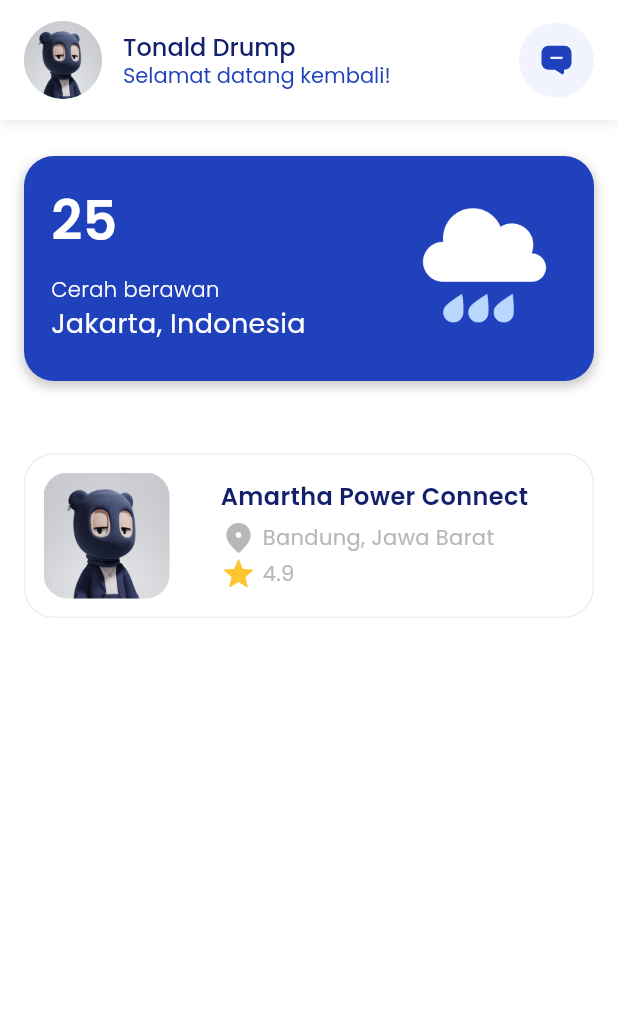
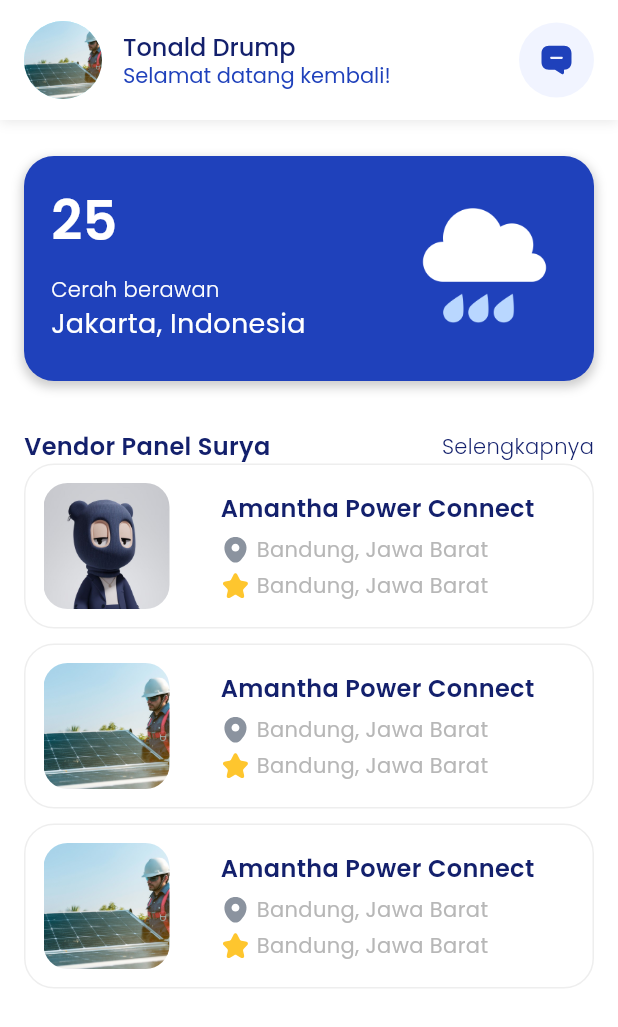
Before and after one commit to fauzihub13/sunmate, a Flutter app: the screen it shows after launch, on a phone screen of 412 x 824 dp. Shown: the top 1027 px of the screen. Run offline on Flutter 3.47's test engine with Material 3 defaults, Android fonts, the phone set to English and light mode, and no system bars; our stand-ins replace flutter_svg.

Commit message:
feat: vendor list with itemcount

```diff
--- a/lib/src/core/components/list_vendor.dart
+++ b/lib/src/core/components/list_vendor.dart
@@ -0,0 +1,32 @@
+import 'package:flutter/material.dart';
+import 'package:flutter_sunmate/src/data/models/vendor.dart';
+import 'package:flutter_sunmate/src/presentation/home/widgets/vendor_card.dart';
+
+class ListVendor extends StatelessWidget {
+  final int? itemCount;
+  const ListVendor({super.key, this.itemCount});
+
+  @override
+  Widget build(BuildContext context) {
+    return ListView.separated(
+      shrinkWrap: true, // Menyesuaikan tinggi dengan jumlah item
+      separatorBuilder: (BuildContext context, int index) {
+        return const SizedBox(
+          height: 10.0,
+        );
+      },
+      physics:
+          const NeverScrollableScrollPhysics(), // Nonaktifkan scroll internal
+      itemCount: itemCount != null
+          ? itemCount!
+          : vendorList.length, // Tambahkan jumlah item
+      itemBuilder: (context, index) {
+        final Vendor vendor = vendorList[index];
+        return Padding(
+          padding: const EdgeInsets.symmetric(horizontal: 16.0),
+          child: VendorCard(data: vendor),
+        );
+      },
+    );
+  }
+}
--- /dev/null
+++ b/lib/src/data/models/vendor.dart
@@ -0,0 +1,136 @@
+class Vendor {
+  final int id;
+  final String name, location, description;
+  final double rating;
+  List<String> imageUrls, services, products;
+
+  Vendor({
+    required this.id,
+    required this.name,
+    required this.location,
+    required this.description,
+    required this.rating,
+    required this.imageUrls,
+    required this.services,
+    required this.products,
+  });
+}
+
+var vendorList = [
+  Vendor(
+      id: 1,
+      name: 'Amantha Power Connect',
+      location: 'Bandung, Jawa Barat',
+      description:
+          'Blue Nature is a 5 star complemented with 80 well bedroom and suit, modern residence in a very strategic location from the city center. Blue Nature is a 5 star complemented with 80 well bedroom and suit, modern residence in a very strategic location from the city center. Blue Nature is a 5 star complemented with 80 well bedroom and suit.',
+      rating: 4.9,
+      imageUrls: [
+        'assets/images/avatar.jpg',
+        'assets/images/vendor/vendor-1.jpg',
+        'assets/images/vendor/vendor-2.jpg',
+        'assets/images/vendor/vendor-3.jpg',
+        'assets/images/vendor/vendor-4.jpg',
+      ],
+      services: [
+        'Instalasi panel surya',
+        'Pembersihan panel surya',
+        'Perbaikan panel surya',
+      ],
+      products: [
+        'Produk A',
+        'Produk B',
+        'Produk C',
+      ]),
+  Vendor(
+      id: 1,
+      name: 'Amantha Power Connect',
+      location: 'Bandung, Jawa Barat',
+      description:
+          'Blue Nature is a 5 star complemented with 80 well bedroom and suit, modern residence in a very strategic location from the city center. Blue Nature is a 5 star complemented with 80 well bedroom and suit, modern residence in a very strategic location from the city center. Blue Nature is a 5 star complemented with 80 well bedroom and suit.',
+      rating: 4.9,
+      imageUrls: [
+        'assets/images/vendor/vendor-1.jpg',
+        'assets/images/vendor/vendor-2.jpg',
+        'assets/images/vendor/vendor-3.jpg',
+        'assets/images/vendor/vendor-4.jpg',
+      ],
+      services: [
+        'Instalasi panel surya',
+        'Pembersihan panel surya',
+        'Perbaikan panel surya',
+      ],
+      products: [
+        'Produk A',
+        'Produk B',
+        'Produk C',
+      ]),
+  Vendor(
+      id: 1,
+      name: 'Amantha Power Connect',
+      location: 'Bandung, Jawa Barat',
+      description:
+          'Blue Nature is a 5 star complemented with 80 well bedroom and suit, modern residence in a very strategic location from the city center. Blue Nature is a 5 star complemented with 80 well bedroom and suit, modern residence in a very strategic location from the city center. Blue Nature is a 5 star complemented with 80 well bedroom and suit.',
+      rating: 4.9,
+      imageUrls: [
+        'assets/images/vendor/vendor-1.jpg',
+        'assets/images/vendor/vendor-2.jpg',
+        'assets/images/vendor/vendor-3.jpg',
+        'assets/images/vendor/vendor-4.jpg',
+      ],
+      services: [
+        'Instalasi panel surya',
+        'Pembersihan panel surya',
+        'Perbaikan panel surya',
+      ],
+      products: [
+        'Produk A',
+        'Produk B',
+        'Produk C',
+      ]),
+  Vendor(
+      id: 1,
+      name: 'Amantha Power Connect',
+      location: 'Bandung, Jawa Barat',
+      description:
+          'Blue Nature is a 5 star complemented with 80 well bedroom and suit, modern residence in a very strategic location from the city center. Blue Nature is a 5 star complemented with 80 well bedroom and suit, modern residence in a very strategic location from the city center. Blue Nature is a 5 star complemented with 80 well bedroom and suit.',
+      rating: 4.9,
+      imageUrls: [
+        'assets/images/vendor/vendor-1.jpg',
+        'assets/images/vendor/vendor-2.jpg',
+        'assets/images/vendor/vendor-3.jpg',
+        'assets/images/vendor/vendor-4.jpg',
+      ],
+      services: [
+        'Instalasi panel surya',
+        'Pembersihan panel surya',
+        'Perbaikan panel surya',
+      ],
+      products: [
+        'Produk A',
+        'Produk B',
+        'Produk C',
+      ]),
+  Vendor(
+      id: 1,
+      name: 'Amantha Power Connect',
+      location: 'Bandung, Jawa Barat',
+      description:
+          'Blue Nature is a 5 star complemented with 80 well bedroom and suit, modern residence in a very strategic location from the city center. Blue Nature is a 5 star complemented with 80 well bedroom and suit, modern residence in a very strategic location from the city center. Blue Nature is a 5 star complemented with 80 well bedroom and suit.',
+      rating: 4.9,
+      imageUrls: [
+        'assets/images/vendor/vendor-1.jpg',
+        'assets/images/vendor/vendor-2.jpg',
+        'assets/images/vendor/vendor-3.jpg',
+        'assets/images/vendor/vendor-4.jpg',
+      ],
+      services: [
+        'Instalasi panel surya',
+        'Pembersihan panel surya',
+        'Perbaikan panel surya',
+      ],
+      products: [
+        'Produk A',
+        'Produk B',
+        'Produk C',
+      ]),
+];
--- a/lib/src/presentation/home/pages/home_page.dart
+++ b/lib/src/presentation/home/pages/home_page.dart
@@ -1,10 +1,11 @@
 import 'package:flutter/material.dart';
+import 'package:flutter_sunmate/src/core/components/list_vendor.dart';
+import 'package:flutter_sunmate/src/core/constants/colors.dart';
 import 'package:flutter_sunmate/src/presentation/home/widgets/appbar.dart';
 import 'package:flutter_sunmate/src/presentation/home/widgets/banner.dart';
-import 'package:flutter_sunmate/src/presentation/home/widgets/vendor_card.dart';
 
 class HomePage extends StatefulWidget {
-  const HomePage({Key? key}) : super(key: key);
+  const HomePage({super.key});
 
   @override
   _HomePageState createState() => _HomePageState();
@@ -15,18 +16,49 @@ class _HomePageState extends State<HomePage> {
 
   @override
   Widget build(BuildContext context) {
-    return Scaffold(
-        // Pass dynamic title
-        body: Column(
-      children: [
-        MainAppBar(),
-        HomeBanner(),
-        Container(
-          child: Column(
-            children: [VendorCard()],
+    return const Scaffold(
+      body: Column(
+        children: [
+          MainAppBar(), // Tetap di tempat
+          Expanded(
+            child: SingleChildScrollView(
+              child: Column(
+                children: [
+                  HomeBanner(), // Banner dapat di-scroll
+                  SizedBox(height: 8.0),
+                  Padding(
+                    padding: EdgeInsets.symmetric(horizontal: 16),
+                    child: Row(
+                      mainAxisAlignment: MainAxisAlignment.spaceBetween,
+                      children: [
+                        Text(
+                          'Vendor Panel Surya',
+                          textAlign: TextAlign.left,
+                          style: TextStyle(
+                              fontSize: 16.0,
+                              color: AppColors.darkBlue,
+                              fontWeight: FontWeight.w600),
+                        ),
+                        Text(
+                          'Selengkapnya',
+                          textAlign: TextAlign.left,
+                          style: TextStyle(
+                              fontSize: 14.0,
+                              color: AppColors.darkBlue,
+                              fontWeight: FontWeight.w300),
+                        ),
+                      ],
+                    ),
+                  ),
+                  ListVendor(
+                    itemCount: 3,
+                  ),
+                ],
+              ),
+            ),
           ),
-        )
-      ],
-    ));
+        ],
+      ),
+    );
   }
 }
--- a/lib/src/presentation/home/widgets/appbar.dart
+++ b/lib/src/presentation/home/widgets/appbar.dart
@@ -29,7 +29,8 @@ class MainAppBar extends StatelessWidget implements PreferredSizeWidget {
                     children: [
                       CircleAvatar(
                         radius: 26.0, // Adjust the size of the avatar here
-                        backgroundImage: AssetImage('assets/images/avatar.jpg'),
+                        backgroundImage:
+                            AssetImage('assets/images/vendor/vendor-1.jpg'),
                       ),
                       SizedBox(width: 14.0),
                       Column(
--- a/lib/src/presentation/home/widgets/vendor_card.dart
+++ b/lib/src/presentation/home/widgets/vendor_card.dart
@@ -1,17 +1,21 @@
 import 'package:flutter/material.dart';
 import 'package:flutter_sunmate/src/core/constants/colors.dart';
+import 'package:flutter_sunmate/src/data/models/vendor.dart';
+import 'package:flutter_svg/svg.dart';
 
 class VendorCard extends StatelessWidget {
-  const VendorCard({Key? key}) : super(key: key);
+  final Vendor data;
+
+  const VendorCard({super.key, required this.data});
 
   @override
   Widget build(BuildContext context) {
     return GestureDetector(
       onTap: () {},
       child: Container(
-        // height: 300,
+        // color: AppColors.lightBlue,
         padding: const EdgeInsets.all(12.0),
-        margin: const EdgeInsets.symmetric(horizontal: 16.0, vertical: 24.0),
+        // margin: const EdgeInsets.symmetric(vertical: 6.0),
         decoration: ShapeDecoration(
             shape: RoundedRectangleBorder(
                 side: const BorderSide(
@@ -27,7 +31,7 @@ class VendorCard extends StatelessWidget {
                   ClipRRect(
                     borderRadius: BorderRadius.circular(16),
                     child: Image.asset(
-                      'assets/images/avatar.jpg',
+                      data.imageUrls[0],
                       width: 84,
                       height: 84,
                       fit: BoxFit.cover,
@@ -36,32 +40,33 @@ class VendorCard extends StatelessWidget {
                 ],
               ),
             ),
-            const Expanded(
+            Expanded(
               flex: 2,
               child: Column(
                 crossAxisAlignment: CrossAxisAlignment.start,
                 children: [
                   Text(
-                    'Amartha Power Connect',
-                    style: TextStyle(
+                    data.name,
+                    style: const TextStyle(
                       color: AppColors.darkBlue,
                       fontSize: 16.0,
                       fontWeight: FontWeight.w600,
                     ),
                   ),
-                  SizedBox(
-                    height: 4.0,
+                  const SizedBox(
+                    height: 6.0,
                   ),
                   Row(
                     children: [
-                      Icon(
-                        Icons.fmd_good,
-                        color: AppColors.grey,
+                      SvgPicture.asset(
+                        'assets/icons/location.svg',
+                        width: 20,
+                        height: 20,
                       ),
-                      SizedBox(width: 4.0),
+                      const SizedBox(width: 4.0),
                       Text(
-                        'Bandung, Jawa Barat',
-                        style: TextStyle(
+                        data.location,
+                        style: const TextStyle(
                           color: AppColors.grey,
                           fontSize: 14,
                           fontWeight: FontWeight.w400,
@@ -69,16 +74,20 @@ class VendorCard extends StatelessWidget {
                       ),
                     ],
                   ),
+                  const SizedBox(
+                    height: 4.0,
+                  ),
                   Row(
                     children: [
-                      Icon(
-                        Icons.grade,
-                        color: AppColors.yellow,
+                      SvgPicture.asset(
+                        'assets/icons/star.svg',
+                        width: 20,
+                        height: 20,
                       ),
-                      SizedBox(width: 4.0),
+                      const SizedBox(width: 4.0),
                       Text(
-                        '4.9',
-                        style: TextStyle(
+                        data.location,
+                        style: const TextStyle(
                           color: AppColors.grey,
                           fontSize: 14,
                           fontWeight: FontWeight.w400,
--- a/pubspec.yaml
+++ b/pubspec.yaml
@@ -34,7 +34,6 @@ dependencies:
   flutter_svg: ^2.0.16
 
 dev_dependencies:
-
   # The "flutter_lints" package below contains a set of recommended lints to
   # encourage good coding practices. The lint set provided by the package is
   # activated in the `analysis_options.yaml` file located at the root of your
@@ -56,6 +55,7 @@ flutter:
   # To add assets to your application, add an assets section, like this:
   assets:
     - assets/images/
+    - assets/images/vendor/
     - assets/icons/
 
   # An image asset can refer to one or more resolution-specific "variants", see
```
Also changed, not shown: assets/icons/location.svg (added), assets/icons/star.svg (added), assets/images/vendor/vendor-1.jpg (added), assets/images/vendor/vendor-2.jpg (added), assets/images/vendor/vendor-3.jpg (added), assets/images/vendor/vendor-4.jpg (added).
